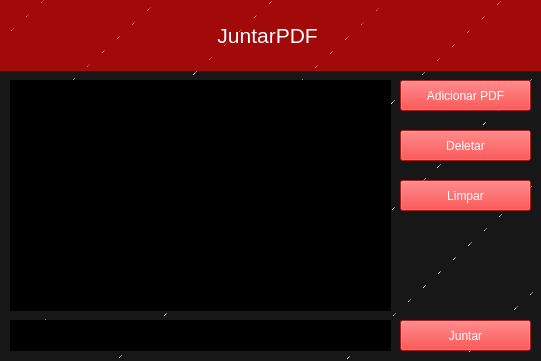
The window that designs/designJuntar.ui (mga98/pdfManager) describes before a commit, drawn with Qt 5.
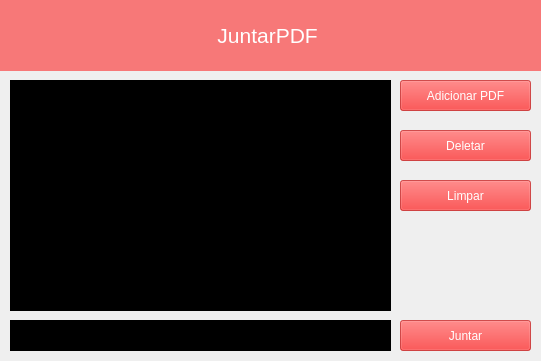
The same window after the commit. Icons and pictures are not drawn.

```diff
--- a/designs/designJuntar.ui
+++ b/designs/designJuntar.ui
@@ -14,7 +14,7 @@
    <string>JuntarPDF</string>
   </property>
   <property name="styleSheet">
-   <string notr="true">background-color: qlineargradient(spread:repeat, x1:0.456, y1:0.365, x2:0.596, y2:0.465, stop:0.998342 rgba(23, 23, 23, 255), stop:1 rgba(255, 255, 255, 255));</string>
+   <string notr="true">background-image: url(:/bgjuntar/images/texturaBg.jpg);</string>
   </property>
   <widget class="QPushButton" name="btnJuntar">
    <property name="geometry">
@@ -31,6 +31,7 @@
      <pointsize>9</pointsize>
      <weight>50</weight>
      <bold>false</bold>
+     <stylestrategy>PreferAntialias</stylestrategy>
     </font>
    </property>
    <property name="cursor">
@@ -88,6 +89,7 @@
    <property name="font">
     <font>
      <pointsize>9</pointsize>
+     <stylestrategy>PreferAntialias</stylestrategy>
     </font>
    </property>
    <property name="cursor">
@@ -110,11 +112,17 @@
      <height>71</height>
     </rect>
    </property>
+   <property name="font">
+    <font>
+     <stylestrategy>PreferAntialias</stylestrategy>
+    </font>
+   </property>
    <property name="mouseTracking">
     <bool>true</bool>
    </property>
    <property name="styleSheet">
-    <string notr="true">background-color: rgba(255, 0, 0, 0.6);</string>
+    <string notr="true">background: transparent;
+background-color: rgba(255, 0, 0, 0.5);</string>
    </property>
    <property name="text">
     <string>&lt;html&gt;&lt;head/&gt;&lt;body&gt;&lt;p&gt;&lt;span style=&quot; font-size:16pt; color:#ffffff;&quot;&gt;JuntarPDF &lt;/span&gt;&lt;/p&gt;&lt;/body&gt;&lt;/html&gt;</string>
@@ -170,6 +178,7 @@
      <pointsize>9</pointsize>
      <weight>50</weight>
      <bold>false</bold>
+     <stylestrategy>PreferAntialias</stylestrategy>
     </font>
    </property>
    <property name="cursor">
```
Left out of the diff: 10 changed lines with no effect on the pictures.
